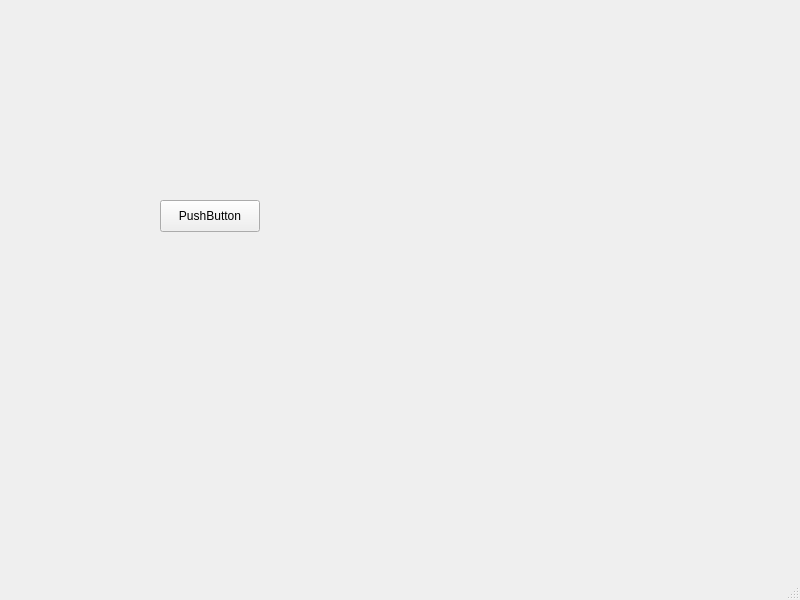
Old version of the form dbTools/mainwindow.ui in the repository alkotobi/mnproject_qt.
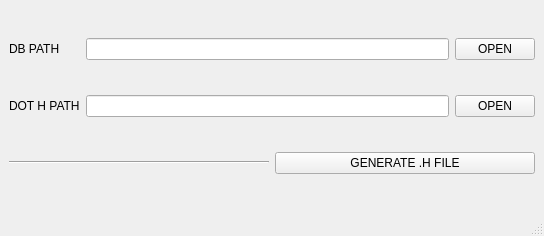
New version of the form.

The edit to the form file:
```diff
--- a/dbTools/mainwindow.ui
+++ b/dbTools/mainwindow.ui
@@ -6,27 +6,76 @@
    <rect>
     <x>0</x>
     <y>0</y>
-    <width>800</width>
-    <height>600</height>
+    <width>544</width>
+    <height>236</height>
    </rect>
   </property>
   <property name="windowTitle">
    <string>MainWindow</string>
   </property>
   <widget class="QWidget" name="centralwidget">
-   <widget class="QPushButton" name="pushButton">
-    <property name="geometry">
-     <rect>
-      <x>160</x>
-      <y>200</y>
-      <width>100</width>
-      <height>32</height>
-     </rect>
-    </property>
-    <property name="text">
-     <string>PushButton</string>
-    </property>
-   </widget>
+   <layout class="QVBoxLayout" name="verticalLayout">
+    <item>
+     <layout class="QHBoxLayout" name="horizontalLayout">
+      <item>
+       <widget class="QLabel" name="label">
+        <property name="text">
+         <string>DB PATH      </string>
+        </property>
+       </widget>
+      </item>
+      <item>
+       <widget class="QLineEdit" name="edtDbPath"/>
+      </item>
+      <item>
+       <widget class="QPushButton" name="btn_open_db_file">
+        <property name="text">
+         <string>OPEN</string>
+        </property>
+       </widget>
+      </item>
+     </layout>
+    </item>
+    <item>
+     <layout class="QHBoxLayout" name="horizontalLayout_2">
+      <item>
+       <widget class="QLabel" name="label_2">
+        <property name="text">
+         <string>DOT H PATH</string>
+        </property>
+       </widget>
+      </item>
+      <item>
+       <widget class="QLineEdit" name="edtDotH"/>
+      </item>
+      <item>
+       <widget class="QPushButton" name="btn_save_dot_h">
+        <property name="text">
+         <string>OPEN</string>
+        </property>
+       </widget>
+      </item>
+     </layout>
+    </item>
+    <item>
+     <layout class="QHBoxLayout" name="horizontalLayout_3">
+      <item>
+       <widget class="Line" name="line">
+        <property name="orientation">
+         <enum>Qt::Orientation::Horizontal</enum>
+        </property>
+       </widget>
+      </item>
+      <item>
+       <widget class="QPushButton" name="pushButton">
+        <property name="text">
+         <string>GENERATE .H FILE</string>
+        </property>
+       </widget>
+      </item>
+     </layout>
+    </item>
+   </layout>
   </widget>
   <widget class="QMenuBar" name="menubar">
    <property name="geometry">
```
Left out of the diff: 2 changed lines with no effect on the pictures.
